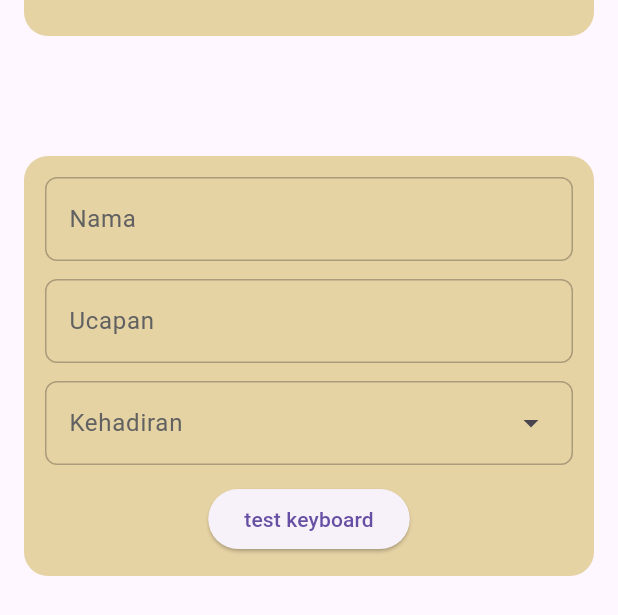
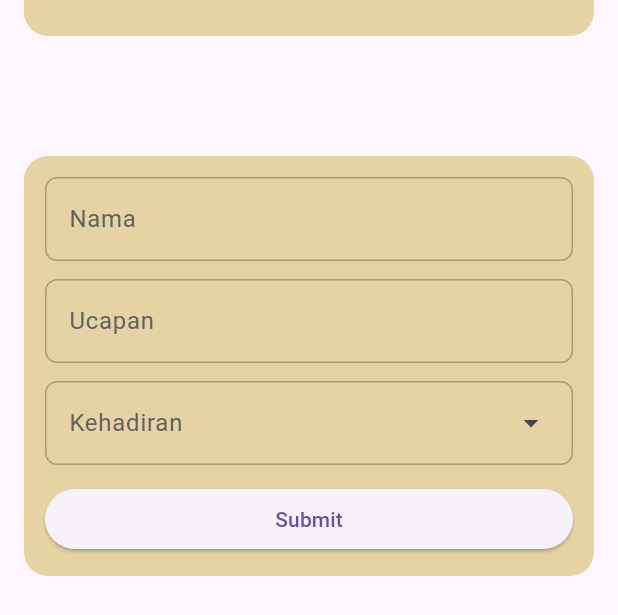
Before and after one commit to faequl96/invitation_web, a Flutter app: the Page6Slider widget shown alone on an empty page, opened directly, on a phone screen of 412 x 824 dp. Shown: the top 615 px of the screen. Run offline on Flutter 3.47's test engine with Material 3 defaults, Android fonts, the phone set to English and light mode, and no system bars; our stand-ins replace cloud_firestore, firebase_core, get_it, get_it_mixin, gradient_borders, just_audio and 1 more; accounts and stored records are empty.

Commit message:
test loading

```diff
--- a/lib/methods/methods.dart
+++ b/lib/methods/methods.dart
@@ -378,6 +378,7 @@ void superLogic(ViewModel vM) {
 }
 
 void saveToDB(ViewModel vM, RSVP rsvp) async {
+  vM.isBusy = true;
   final docGuest = invitedGuests.doc(
     "${toUnderScore(vM.toName)}__${toUnderScore(vM.instance)}",
   );
@@ -392,4 +393,5 @@ void saveToDB(ViewModel vM, RSVP rsvp) async {
       .doc("RSVPs_${rsvp.dateTime}");
 
   await docRSVPs.set(rsvp);
+  vM.isBusy = false;
 }
--- a/lib/view_model.dart
+++ b/lib/view_model.dart
@@ -124,4 +124,11 @@ class ViewModel extends ChangeNotifier {
   final TextEditingController remarkController = TextEditingController();
   final TextEditingController attendanceController = TextEditingController();
   bool attendance = true;
+
+  bool _isBusy = false;
+  bool get isBusy => _isBusy;
+  set isBusy(bool value) {
+    _isBusy = value;
+    notifyListeners();
+  }
 }
--- a/lib/views/page_6/page_6_slider.dart
+++ b/lib/views/page_6/page_6_slider.dart
@@ -1,4 +1,5 @@
 import 'package:flutter/material.dart';
+import 'package:get_it_mixin/get_it_mixin.dart';
 import 'package:invitation_web/methods/methods.dart';
 import 'package:invitation_web/models/db_models/rsvp.dart';
 import 'package:invitation_web/view_model.dart';
@@ -54,7 +55,27 @@ class Page6Slider extends StatelessWidget {
                     textEditingController: vM.attendanceController,
                   ),
                   const SizedBox(height: 12),
-                  ElevatedButton(
+                  SubmitButton(),
+                ],
+              ),
+            )
+          ],
+        ),
+      ),
+    );
+  }
+}
+
+class SubmitButton extends StatelessWidget with GetItMixin {
+  SubmitButton({super.key});
+
+  @override
+  Widget build(BuildContext context) {
+    final ViewModel vM = locator<ViewModel>();
+
+    watchOnly((ViewModel x) => x.isBusy);
+
+    return ElevatedButton(
       onPressed: () {
         int dateTime = DateTime.now().millisecondsSinceEpoch;
 
@@ -117,13 +138,15 @@ class Page6Slider extends StatelessWidget {
         //   },
         // );
       },
-                    child: const Text("test keyboard"),
-                  ),
+      child: Row(
+        mainAxisAlignment: MainAxisAlignment.center,
+        children: [
+          if (vM.isBusy) ...[
+            const CircularProgressIndicator(),
+            const SizedBox(width: 8),
           ],
-              ),
-            )
+          const Text("Submit"),
         ],
-        ),
       ),
     );
   }
```
Lines whose indentation alone changed are shown as unchanged.
